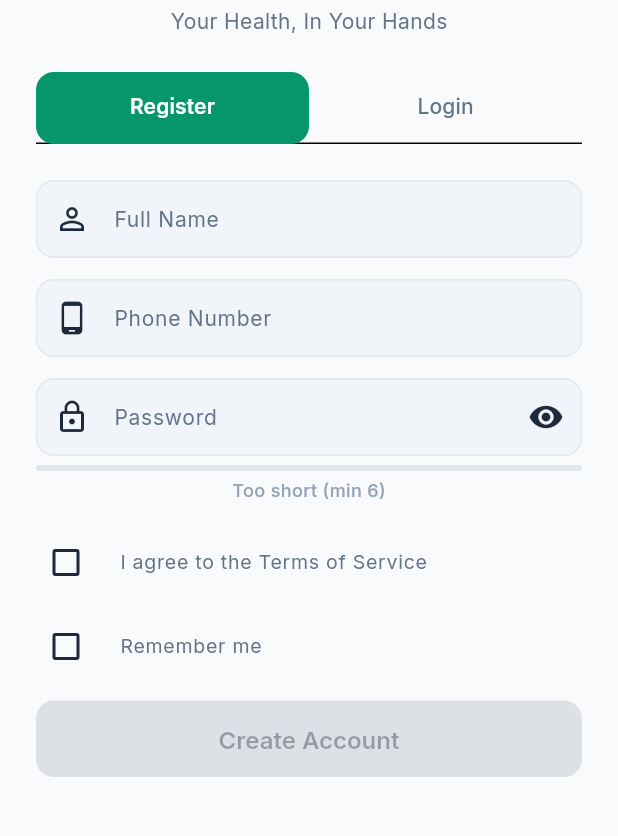
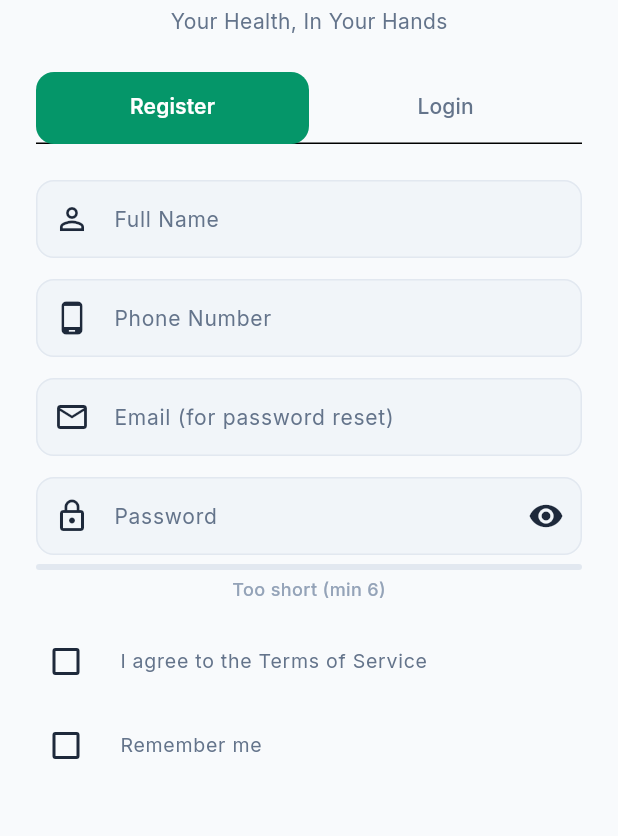
Before and after one commit to jethrona/gara_app, a Flutter app: the screen it shows after launch, on a phone screen of 412 x 824 dp, the part 351-1187 px from its top. Run offline on Flutter 3.47's test engine with Material 3 defaults, Android fonts, the phone set to English and light mode, and no system bars; our stand-ins replace audioplayers, cached_network_image, flutter_secure_storage, google_fonts, image_picker, local_auth and 6 more; missing offline and left inert: record; accounts and stored records are empty.

Commit message:
Add email field + password reset via email (Gmail SMTP edge function)

```diff
--- a/gara_app/lib/models/profile_model.dart
+++ b/gara_app/lib/models/profile_model.dart
@@ -2,6 +2,7 @@ class ProfileModel {
   final String id;
   final String phoneNumber;
   final String fullName;
+  final String? email;
   final String? clinicName;
   final bool isDoctor;
   final DateTime? createdAt;
@@ -12,6 +13,7 @@ class ProfileModel {
     required this.id,
     required this.phoneNumber,
     required this.fullName,
+    this.email,
     this.clinicName,
     this.isDoctor = false,
     this.createdAt,
@@ -24,6 +26,7 @@ class ProfileModel {
       id: map['id'] as String,
       phoneNumber: map['phone_number'] as String,
       fullName: map['full_name'] as String,
+      email: map['email'] as String?,
       clinicName: map['clinic_name'] as String?,
       isDoctor: map['is_doctor'] as bool? ?? false,
       createdAt: map['created_at'] != null ? DateTime.parse(map['created_at'] as String) : null,
@@ -37,6 +40,7 @@ class ProfileModel {
       'id': id,
       'phone_number': phoneNumber,
       'full_name': fullName,
+      if (email != null) 'email': email,
       if (clinicName != null) 'clinic_name': clinicName,
       'is_doctor': isDoctor,
       if (avatarUrl != null) 'avatar_url': avatarUrl,
@@ -48,6 +52,7 @@ class ProfileModel {
     String? id,
     String? phoneNumber,
     String? fullName,
+    String? email,
     String? clinicName,
     bool? isDoctor,
     DateTime? createdAt,
@@ -58,6 +63,7 @@ class ProfileModel {
       id: id ?? this.id,
       phoneNumber: phoneNumber ?? this.phoneNumber,
       fullName: fullName ?? this.fullName,
+      email: email ?? this.email,
       clinicName: clinicName ?? this.clinicName,
       isDoctor: isDoctor ?? this.isDoctor,
       createdAt: createdAt ?? this.createdAt,
--- a/gara_app/lib/providers/auth_provider.dart
+++ b/gara_app/lib/providers/auth_provider.dart
@@ -1,5 +1,7 @@
+import 'dart:convert';
 import 'dart:typed_data';
 import 'package:flutter/material.dart';
+import 'package:http/http.dart' as http;
 import '../config/constants.dart';
 import '../models/profile_model.dart';
 import '../services/auth_service.dart';
@@ -117,6 +119,7 @@ class AuthProvider extends ChangeNotifier {
     required String phoneNumber,
     required String fullName,
     required String password,
+    String? email,
   }) async {
     _isLoading = true;
     _errorMessage = null;
@@ -156,6 +159,7 @@ class AuthProvider extends ChangeNotifier {
         phone: phoneNumber,
         password: password,
         fullName: fullName,
+        email: email,
       );
 
       _userId = profile.id;
@@ -223,6 +227,7 @@ class AuthProvider extends ChangeNotifier {
     required String fullName,
     required String registrationToken,
     required String password,
+    String? email,
   }) async {
     if (registrationToken != AppConstants.doctorRegistrationToken) {
       return 'Invalid doctor registration token';
@@ -267,6 +272,7 @@ class AuthProvider extends ChangeNotifier {
         phone: phoneNumber,
         password: password,
         fullName: fullName,
+        email: email,
         isDoctor: true,
       );
 
@@ -305,9 +311,44 @@ class AuthProvider extends ChangeNotifier {
 
   Future<String?> sendPasswordResetOtp(String phone) async {
     try {
-      final otp = await _authService.generateResetOtp(phone);
-      if (otp == null) return 'No account found with this phone number';
-      return null; // success — OTP generated (shown in debugPrint)
+      final result = await _authService.generateResetOtp(phone);
+      if (result == null) return 'No account found with this phone number';
+
+      final otp = result['otp'] as String;
+      final email = result['email'] as String;
+
+      if (email.isEmpty) {
+        return 'No email address on this account. Please contact support to set up your email.';
+      }
+
+      // Send email via Edge Function (works without auth since we deploy with --no-verify-jwt)
+      try {
+        final response = await http.post(
+          Uri.parse('${AppConstants.supabaseUrl}/functions/v1/send-email'),
+          headers: {
+            'Content-Type': 'application/json',
+            'Authorization': 'Bearer ${AppConstants.supabaseAnonKey}',
+          },
+          body: jsonEncode({
+            'to': email,
+            'subject': 'Your Gara Password Reset Code',
+            'body': 'Your password reset code is: $otp\n\n'
+                'This code expires in 15 minutes.\n\n'
+                'If you did not request a password reset, please ignore this email.',
+          }),
+        );
+
+        if (response.statusCode != 200) {
+          final body = jsonDecode(response.body) as Map?;
+          debugPrint('[AuthProvider] send-email failed: ${body?['error'] ?? response.body}');
+          return 'Failed to send email. Please try again later.';
+        }
+      } catch (e) {
+        debugPrint('[AuthProvider] send-email network error: $e');
+        return 'Could not connect to email service. Check your internet connection.';
+      }
+
+      return null; // success — email sent
     } catch (e) {
       return ErrorHandler.friendly(e.toString());
     }
--- a/gara_app/lib/screens/auth/doctor_gate_screen.dart
+++ b/gara_app/lib/screens/auth/doctor_gate_screen.dart
@@ -16,6 +16,7 @@ class DoctorGateScreen extends StatefulWidget {
 class _DoctorGateScreenState extends State<DoctorGateScreen> {
   final _nameController = TextEditingController();
   final _phoneController = TextEditingController();
+  final _emailController = TextEditingController();
   final _tokenController = TextEditingController();
   final _passwordController = TextEditingController();
   final _formKey = GlobalKey<FormState>();
@@ -26,6 +27,7 @@ class _DoctorGateScreenState extends State<DoctorGateScreen> {
   void dispose() {
     _nameController.dispose();
     _phoneController.dispose();
+    _emailController.dispose();
     _tokenController.dispose();
     _passwordController.dispose();
     super.dispose();
@@ -90,6 +92,15 @@ class _DoctorGateScreenState extends State<DoctorGateScreen> {
                     prefixIcon: const Icon(Icons.phone_android),
                   ),
                   validator: (v) => v == null || v.trim().isEmpty ? 'Required' : null,
+                ),
+                const SizedBox(height: 16),
+                TextFormField(
+                  controller: _emailController,
+                  keyboardType: TextInputType.emailAddress,
+                  decoration: InputDecoration(
+                    labelText: lang.t('Email (for password reset)', 'Imeri (yo guhindura ijambo ry\'ibanga)'),
+                    prefixIcon: const Icon(Icons.email_outlined),
+                  ),
                 ),
                 const SizedBox(height: 16),
                 TextFormField(
@@ -173,6 +184,7 @@ class _DoctorGateScreenState extends State<DoctorGateScreen> {
     final error = await auth.registerDoctor(
       phoneNumber: phone,
       fullName: _nameController.text.trim(),
+      email: _emailController.text.trim(),
       registrationToken: _tokenController.text.trim(),
       password: _passwordController.text.trim(),
     );
--- a/gara_app/lib/screens/auth/onboarding_screen.dart
+++ b/gara_app/lib/screens/auth/onboarding_screen.dart
@@ -22,6 +22,7 @@ class _OnboardingScreenState extends State<OnboardingScreen> with SingleTickerPr
 
   final _regNameController = TextEditingController();
   final _regPhoneController = TextEditingController();
+  final _regEmailController = TextEditingController();
   final _regPasswordController = TextEditingController();
   bool _agreedToTerms = false;
   PasswordStrength _passwordStrength = PasswordStrength.veryWeak;
@@ -55,6 +56,7 @@ class _OnboardingScreenState extends State<OnboardingScreen> with SingleTickerPr
     _tabController.dispose();
     _regNameController.dispose();
     _regPhoneController.dispose();
+    _regEmailController.dispose();
     _regPasswordController.dispose();
     _loginPhoneController.dispose();
     _loginPasswordController.dispose();
@@ -214,6 +216,16 @@ class _OnboardingScreenState extends State<OnboardingScreen> with SingleTickerPr
           ),
           const SizedBox(height: 14),
           TextField(
+            controller: _regEmailController,
+            keyboardType: TextInputType.emailAddress,
+            decoration: InputDecoration(
+              labelText: lang.t('Email (for password reset)', 'Imeri (yo guhindura ijambo ry\'ibanga)'),
+              hintText: 'email@example.com',
+              prefixIcon: const Icon(Icons.email_outlined),
+            ),
+          ),
+          const SizedBox(height: 14),
+          TextField(
             controller: _regPasswordController,
             obscureText: !_showRegPassword,
             decoration: InputDecoration(
@@ -365,8 +377,8 @@ class _OnboardingScreenState extends State<OnboardingScreen> with SingleTickerPr
               mainAxisSize: MainAxisSize.min,
               crossAxisAlignment: CrossAxisAlignment.start,
               children: [
-                if (!codeSent) ...[
-                  Text(lang.t('Enter your phone number to receive a reset code.', 'Shyiramo numero yawe kugirango wakire kode yo guhindura.')),
+                  if (!codeSent) ...[
+                  Text(lang.t('Enter your phone number to receive a reset code via email.', 'Shyiramo numero yawe kugirango wakire kode ukoresheje imeri.')),
                   const SizedBox(height: 16),
                   TextField(
                     controller: phoneController,
@@ -377,7 +389,7 @@ class _OnboardingScreenState extends State<OnboardingScreen> with SingleTickerPr
                     ),
                   ),
                 ] else ...[
-                  Text(lang.t('Enter the reset code and your new password.', 'Shyiramo kode n\'ijambo ry\'ibanga rishya.')),
+                  Text(lang.t('Enter the reset code sent to your email and your new password.', 'Shyiramo kode yoherejwe kuri imeri yawe n\'ijambo ry\'ibanga rishya.')),
                   const SizedBox(height: 16),
                   TextField(
                     controller: otpController,
@@ -428,7 +440,7 @@ class _OnboardingScreenState extends State<OnboardingScreen> with SingleTickerPr
                   setDialogState(() {
                     processing = false;
                     if (error == null) {
-                      statusMsg = '✅ Reset code sent to your phone. Check the debug console or SMS.';
+                      statusMsg = '✅ Reset code sent to your email.';
                       codeSent = true;
                     } else {
                       statusMsg = error;
@@ -498,6 +510,7 @@ class _OnboardingScreenState extends State<OnboardingScreen> with SingleTickerPr
     final error = await auth.registerPatient(
       phoneNumber: phone,
       fullName: name,
+      email: _regEmailController.text.trim(),
       password: password,
     );
 
--- a/gara_app/lib/services/auth_service.dart
+++ b/gara_app/lib/services/auth_service.dart
@@ -158,6 +158,7 @@ class AuthService {
     required String phone,
     required String password,
     required String fullName,
+    String? email,
     bool isDoctor = false,
   }) async {
     final salt = _generateSalt();
@@ -165,7 +166,7 @@ class AuthService {
     final sessionToken = _uuid.v4();
     final userId = _uuid.v4();
 
-    final response = await _supabase.client.from('profiles').insert({
+    final payload = <String, dynamic>{
       'id': userId,
       'phone_number': phone,
       'full_name': fullName,
@@ -173,7 +174,12 @@ class AuthService {
       'password_hash': hash,
       'password_salt': salt,
       'session_token': sessionToken,
-    }).select().single();
+    };
+    if (email != null && email.isNotEmpty) {
+      payload['email'] = email.trim().toLowerCase();
+    }
+
+    final response = await _supabase.client.from('profiles').insert(payload).select().single();
 
     await _saveSession(userId, sessionToken);
     return ProfileModel.fromMap(response);
@@ -292,6 +298,15 @@ class AuthService {
     return (response as List).isNotEmpty;
   }
 
+  Future<bool> emailExists(String email) async {
+    final response = await _supabase.client
+        .from('profiles')
+        .select('id')
+        .eq('email', email.trim().toLowerCase())
+        .limit(1);
+    return (response as List).isNotEmpty;
+  }
+
   Future<void> updatePassword(String userId, String newPassword) async {
     final salt = _generateSalt();
     final hash = _hashPassword(newPassword, salt);
@@ -304,15 +319,18 @@ class AuthService {
   // ── Password Reset OTP ──
 
   /// Generates a 6-digit OTP, stores it + expiry on the profile row,
-  /// and returns the OTP code. In production this would be sent via SMS.
-  Future<String?> generateResetOtp(String phone) async {
+  /// and returns a map with 'otp' and 'email' of the user.
+  Future<Map<String, String>?> generateResetOtp(String phone) async {
     final response = await _supabase.client
         .from('profiles')
-        .select('id')
+        .select('id, email')
         .eq('phone_number', phone)
         .limit(1);
     final list = response as List;
     if (list.isEmpty) return null;
+
+    final row = list.first as Map<String, dynamic>;
+    final email = row['email'] as String?;
 
     final otp = _random.nextInt(900000) + 100000; // 6 digits
     final expiry = DateTime.now().add(const Duration(minutes: 15)).toIso8601String();
@@ -322,8 +340,8 @@ class AuthService {
         .update({'reset_otp': otp.toString(), 'reset_otp_expiry': expiry})
         .eq('phone_number', phone);
 
-    debugPrint('[AuthService] OTP for $phone: $otp (expires $expiry)');
-    return otp.toString();
+    debugPrint('[AuthService] OTP for $phone: $otp (email: $email, expires $expiry)');
+    return {'otp': otp.toString(), 'email': email ?? ''};
   }
 
   /// Verifies OTP and, if valid, updates the password.
```
Also changed, not shown: 3 other files.
